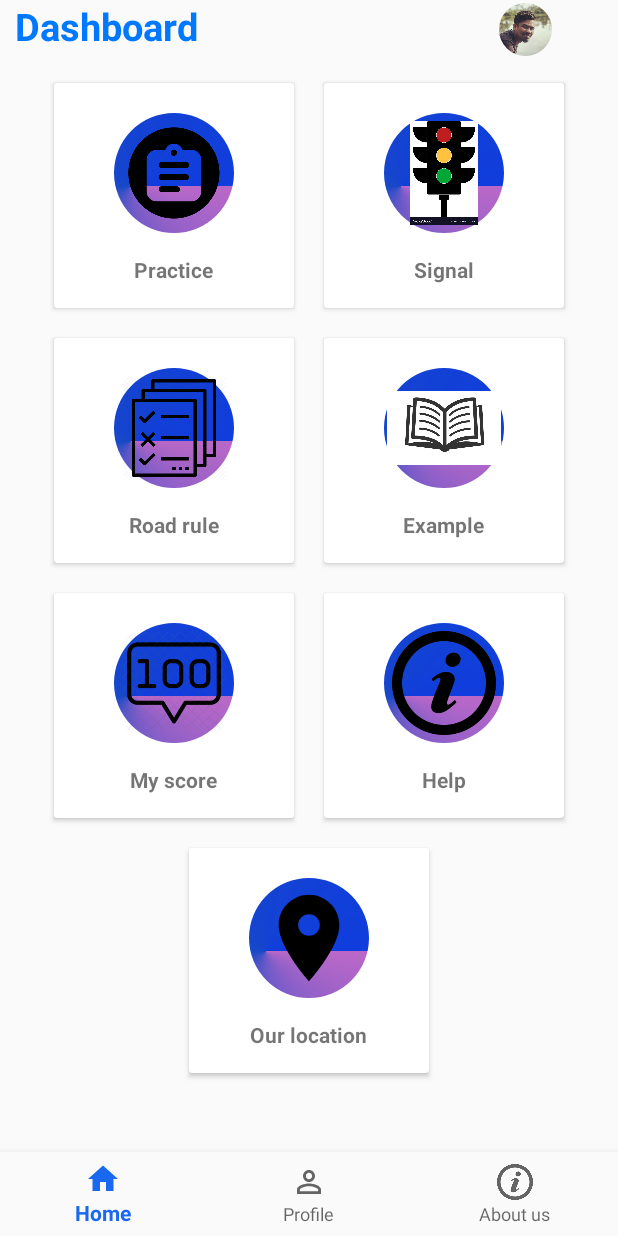
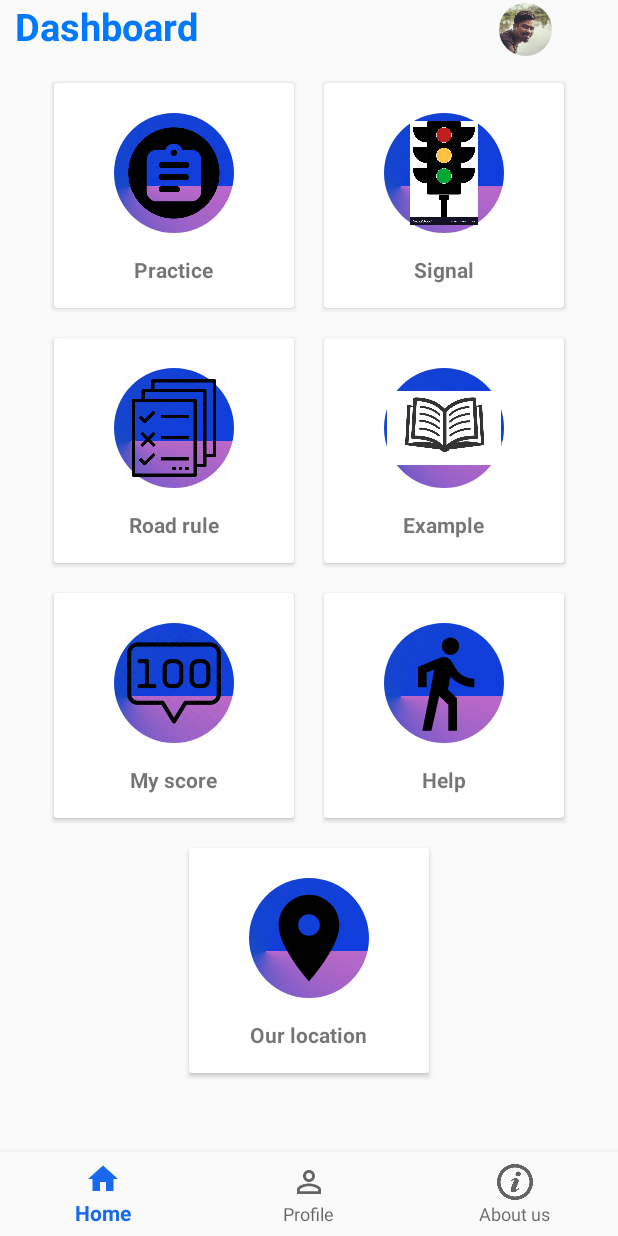
Before and after one commit to TaraChaudhary/android, an Android app: the ViewDashboardActivity screen opened directly, with no data from a screen before it, on a phone screen of 412 x 824 dp. Run offline under Robolectric (Android 15) with nearby library versions, the phone set to English and light mode, and no system bars; our stand-ins replace CircleImageView, Picasso; pictures from the network do not load; 1 statement that could not run was skipped.

Commit message:
step fragment is created

```diff
--- /dev/null
+++ b/app/src/main/res/drawable/steps.xml
@@ -0,0 +1,9 @@
+<vector xmlns:android="http://schemas.android.com/apk/res/android"
+        android:width="24dp"
+        android:height="24dp"
+        android:viewportWidth="24.0"
+        android:viewportHeight="24.0">
+    <path
+        android:fillColor="#FF000000"
+        android:pathData="M13.5,5.5c1.1,0 2,-0.9 2,-2s-0.9,-2 -2,-2 -2,0.9 -2,2 0.9,2 2,2zM9.8,8.9L7,23h2.1l1.8,-8 2.1,2v6h2v-7.5l-2.1,-2 0.6,-3C14.8,12 16.8,13 19,13v-2c-1.9,0 -3.5,-1 -4.3,-2.4l-1,-1.6c-0.4,-0.6 -1,-1 -1.7,-1 -0.3,0 -0.5,0.1 -0.8,0.1L6,8.3V13h2V9.6l1.8,-0.7"/>
+</vector>
--- a/app/src/main/res/layout/activity_view_dashboard.xml
+++ b/app/src/main/res/layout/activity_view_dashboard.xml
@@ -240,7 +240,7 @@
                         android:layout_width="96dp"
                         android:layout_height="89dp"
                         android:background="@drawable/shape"
-                        android:src="@drawable/about"
+                        android:src="@drawable/steps"
                         android:padding="10dp"/>
                     <TextView
                         android:id="@+id/help1"
```
Also changed, not shown: app/src/main/java/com/example/traffic_rule_and_sign_quiz_app/Fragment/StepFragment.java (added, +111 -0 lines), app/src/main/res/layout/fragment_step.xml (added, +14 -0 lines).
